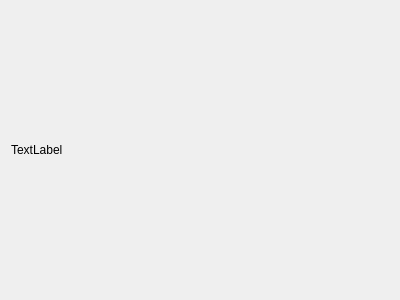
First picture: the form in Widget_Client/NotificationWidget.ui, repository MrVolot/WidgetClient, before the edit.
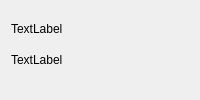
Second picture: the form after the edit.

Commit message: Implemented notifications functionality

Diff of the .ui file:
```diff
--- a/Widget_Client/NotificationWidget.ui
+++ b/Widget_Client/NotificationWidget.ui
@@ -6,21 +6,46 @@
    <rect>
     <x>0</x>
     <y>0</y>
-    <width>400</width>
-    <height>300</height>
+    <width>200</width>
+    <height>100</height>
    </rect>
   </property>
+  <property name="minimumSize">
+   <size>
+    <width>200</width>
+    <height>100</height>
+   </size>
+  </property>
+  <property name="maximumSize">
+   <size>
+    <width>200</width>
+    <height>100</height>
+   </size>
+  </property>
   <property name="windowTitle">
    <string>Form</string>
   </property>
   <layout class="QVBoxLayout" name="verticalLayout_2">
    <item>
     <layout class="QVBoxLayout" name="verticalLayout">
+     <item>
+      <widget class="QLabel" name="senderLabel">
+       <property name="text">
+        <string>TextLabel</string>
+       </property>
+      </widget>
+     </item>
      <item>
       <widget class="QLabel" name="notificationMessage">
        <property name="text">
         <string>TextLabel</string>
        </property>
+       <property name="alignment">
+        <set>Qt::AlignLeading|Qt::AlignLeft|Qt::AlignTop</set>
+       </property>
+       <property name="wordWrap">
+        <bool>true</bool>
+       </property>
       </widget>
      </item>
     </layout>
```
The commit also changes 11 other files.
